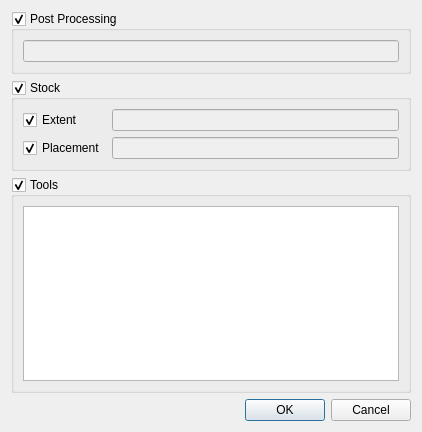
Old version of the form src/Mod/Path/Gui/Resources/panels/DlgJobTemplateExport.ui in the repository berndhahnebach/All_FreeCAD.
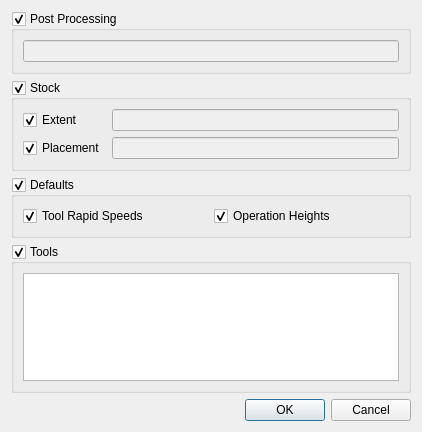
New version of the form.

Commit message: Added job default values to template export.

What changed in the file:
```diff
--- a/src/Mod/Path/Gui/Resources/panels/DlgJobTemplateExport.ui
+++ b/src/Mod/Path/Gui/Resources/panels/DlgJobTemplateExport.ui
@@ -109,6 +109,38 @@
      </layout>
     </widget>
    </item>
+   <item>
+    <widget class="QGroupBox" name="defaultsGroup">
+     <property name="title">
+      <string>Defaults</string>
+     </property>
+     <property name="checkable">
+      <bool>true</bool>
+     </property>
+     <layout class="QGridLayout" name="gridLayout_2">
+      <item row="0" column="0">
+       <widget class="QCheckBox" name="defaultToolRapid">
+        <property name="text">
+         <string>Tool Rapid Speeds</string>
+        </property>
+        <property name="checked">
+         <bool>true</bool>
+        </property>
+       </widget>
+      </item>
+      <item row="0" column="1">
+       <widget class="QCheckBox" name="defaultOperationHeights">
+        <property name="text">
+         <string>Operation Heights</string>
+        </property>
+        <property name="checked">
+         <bool>true</bool>
+        </property>
+       </widget>
+      </item>
+     </layout>
+    </widget>
+   </item>
    <item>
     <widget class="QGroupBox" name="toolsGroup">
      <property name="toolTip">
```
Left out of the diff: 6 changed lines with no effect on the pictures. The commit also changes 3 other files.
